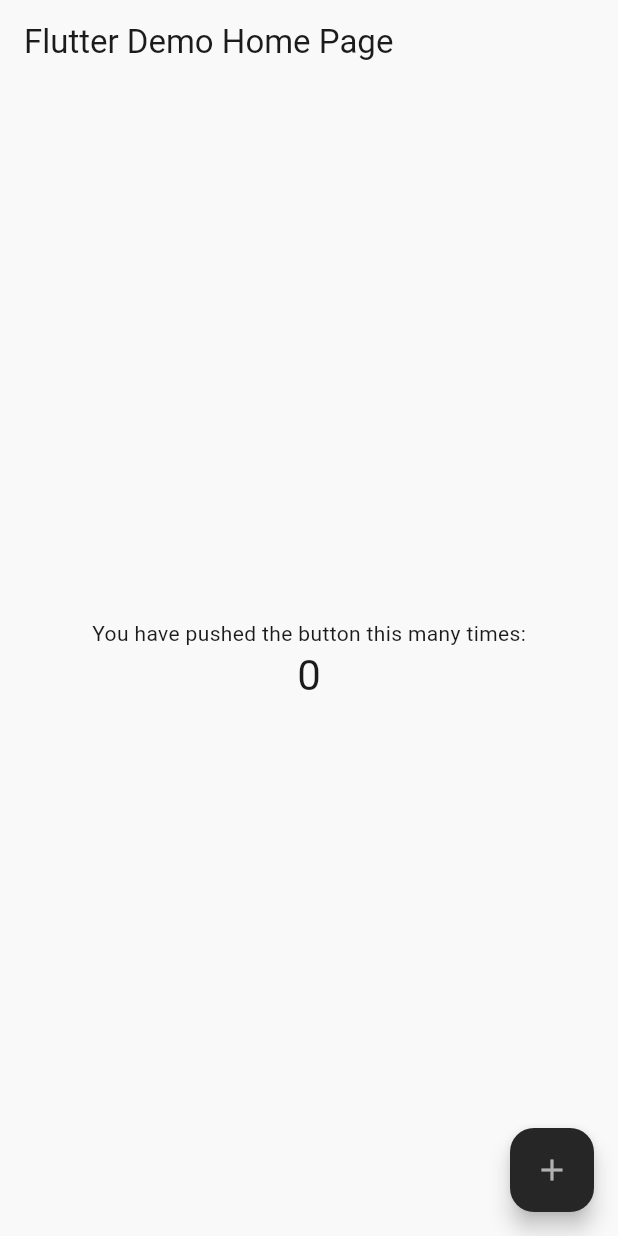
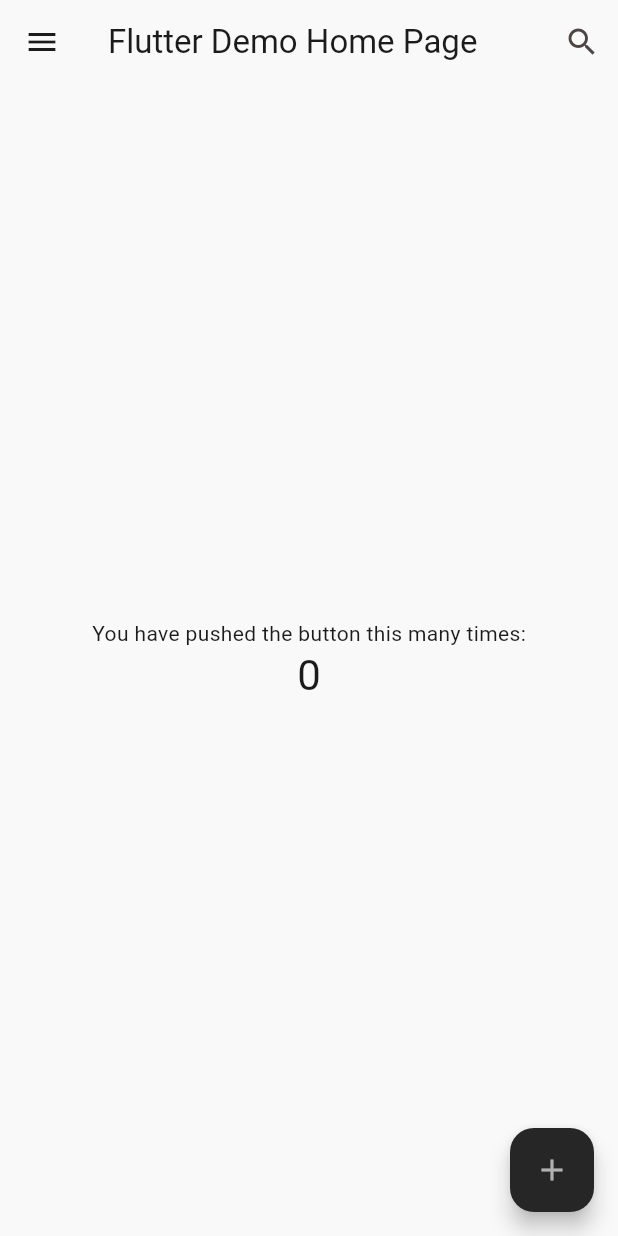
Before and after one commit to Toma-0/repository_get_app, a Flutter app: the screen it shows after launch, on a phone screen of 412 x 824 dp. Run offline on Flutter 3.47's test engine with Material 3 defaults, Android fonts, the phone set to English and light mode, and no system bars; our stand-ins replace envied, flutter_riverpod, freezed_annotation, riverpod_annotation; generated files the repository leaves out were written again.

Commit message:
ヘッダー画面の実装

```diff
--- a/lib/resource/l10n/app_en.arb
+++ b/lib/resource/l10n/app_en.arb
@@ -1,5 +1,6 @@
 {
     "@@locale":"en",
     "titleHomeScreen":"Flutter Demo Home Page",
+    "labelSearch":"Search",
     "messagePushButtonManyTimes":"You have pushed the button this many times:"
 }
--- a/lib/resource/l10n/app_ja.arb
+++ b/lib/resource/l10n/app_ja.arb
@@ -1,5 +1,6 @@
 {
     "@@locale":"ja",
     "titleHomeScreen":"Flutter Demo ホーム画面",
+    "labelSearch":"検索",
     "messagePushButtonManyTimes":"あなたは何度もボタンを押すことができます："
 }
--- a/lib/resource/l10n/app_ko.arb
+++ b/lib/resource/l10n/app_ko.arb
@@ -1,5 +1,6 @@
 {
     "@@locale":"ko",
     "titleHomeScreen":"Flutter 데모 홈 화면",
+    "labelSearch":"검색",
     "messagePushButtonManyTimes":"버튼을 여러 번 누를 수 있습니다:"
 }
--- a/lib/resource/l10n/app_zh.arb
+++ b/lib/resource/l10n/app_zh.arb
@@ -1,5 +1,6 @@
 {
     "@@locale":"zh",
     "titleHomeScreen":"Flutter 演示主屏幕",
+    "labelSearch":"搜索",
     "messagePushButtonManyTimes":"该按钮可多次按下："
 }
--- a/lib/resource/l10n/l10n_template.dart
+++ b/lib/resource/l10n/l10n_template.dart
@@ -3,7 +3,13 @@ class I10n {
   I10n._();
   static I10n? _instance;
 
+  //title:ヘッダーに表示されるテキスト
   String get titleHome => 'Flutter Demo Home Page';
+
+  //label:ボタンなどに使用される機能を指すテキスト
+  String get labelSearch => 'Search';
+
+  //message:説明等に使用されるテキスト
   String get messagePushButtonManyTimes =>
       'You have pushed the button this many times:';
 }
--- /dev/null
+++ b/lib/view/home/home_body.dart
@@ -0,0 +1,26 @@
+part of 'home_screen.dart';
+
+class HomeBody extends ConsumerWidget {
+  const HomeBody({
+    super.key,
+  });
+
+  @override
+  Widget build(BuildContext context, WidgetRef ref) {
+    return Center(
+      child: Column(
+        mainAxisAlignment: MainAxisAlignment.center,
+        children: <Widget>[
+          Text(
+            AppLocalizations.of(context)?.messagePushButtonManyTimes ??
+                I10n().messagePushButtonManyTimes,
+          ),
+          Text(
+            ref.watch(counterNotifierProvider).toString(),
+            style: Theme.of(context).textTheme.headlineMedium,
+          ),
+        ],
+      ),
+    );
+  }
+}
--- a/lib/view/home/home_scaffold.dart
+++ b/lib/view/home/home_scaffold.dart
@@ -9,32 +9,42 @@ class HomeScaffold extends ConsumerWidget {
   Widget build(BuildContext context, WidgetRef ref) {
     return Scaffold(
       appBar: AppBar(
-        title: Text(
-          AppLocalizations.of(context)?.titleHomeScreen ?? //
-              I10n().titleHome,
-        ),
+        title: ref.watch(homeScreenNotifierProvider).toggleSearchRelatedWidgets
+            ? TextField(
+                decoration: InputDecoration(
+                  icon: const Icon(Icons.search),
+                  hintText: AppLocalizations.of(context)?.labelSearch ??
+                      I10n().labelSearch,
+                ),
+              )
+            : Text(
+                AppLocalizations.of(context)?.titleHomeScreen ?? //
+                    I10n().titleHome,
+              ),
+        actions: [
+          ref.watch(homeScreenNotifierProvider).toggleSearchRelatedWidgets
+              ? IconButton(
+                  icon: const Icon(Icons.clear),
+                  onPressed: () => ref
+                      .watch(homeScreenNotifierProvider.notifier)
+                      .changeSearchRelated(),
+                )
+              : IconButton(
+                  icon: const Icon(Icons.search),
+                  onPressed: () => ref
+                      .watch(homeScreenNotifierProvider.notifier)
+                      .changeSearchRelated(),
+                ),
+        ],
       ),
-      body: Center(
-        child: Column(
-          mainAxisAlignment: MainAxisAlignment.center,
-          children: <Widget>[
-            Text(
-              AppLocalizations.of(context)?.messagePushButtonManyTimes ??
-                  I10n().messagePushButtonManyTimes,
-            ),
-            Text(
-              ref.watch(counterNotifierProvider).toString(),
-              style: Theme.of(context).textTheme.headlineMedium,
-            ),
-          ],
-        ),
-      ),
+      drawer: const Drawer(),
       floatingActionButton: FloatingActionButton(
         onPressed: () =>
             ref.watch(counterNotifierProvider.notifier).incrementCounter(),
         tooltip: 'Increment',
         child: const Icon(Icons.add),
       ),
+      body: const HomeBody(),
     );
   }
 }
--- a/lib/view/home/home_screen.dart
+++ b/lib/view/home/home_screen.dart
@@ -5,8 +5,10 @@ import 'package:repository_get_app/resource/l10n/l10n_template.dart';
 import 'package:repository_get_app/resource/theme/color_theme.dart';
 import 'package:repository_get_app/resource/theme/text_theme.dart';
 import 'package:repository_get_app/view_model/counter/counter_notifier.dart';
+import 'package:repository_get_app/view_model/home/home_screen_notifier.dart';
 
 part 'home_scaffold.dart';
+part 'home_body.dart';
 
 class HomeScreen extends StatelessWidget {
   const HomeScreen({super.key});
--- a/lib/view_model/home/home_screen_notifier.dart
+++ b/lib/view_model/home/home_screen_notifier.dart
@@ -8,7 +8,7 @@ class HomeScreenNotifier extends _$HomeScreenNotifier {
   @override
   HomeScreenState build() => HomeScreenState();
 
-  void changeSearchRelated() => state.copyWith(
+  void changeSearchRelated() => state = state.copyWith(
         toggleSearchRelatedWidgets: !state.toggleSearchRelatedWidgets,
       );
 }
```
Also changed, not shown: lib/view_model/home/home_screen_notifier.g.dart.
